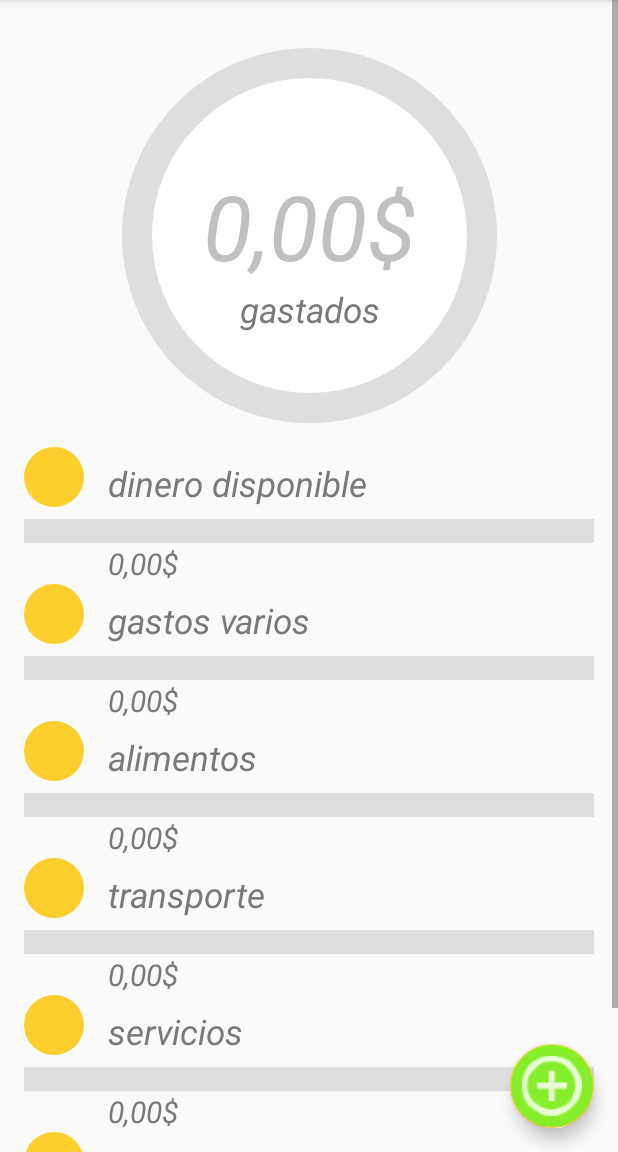
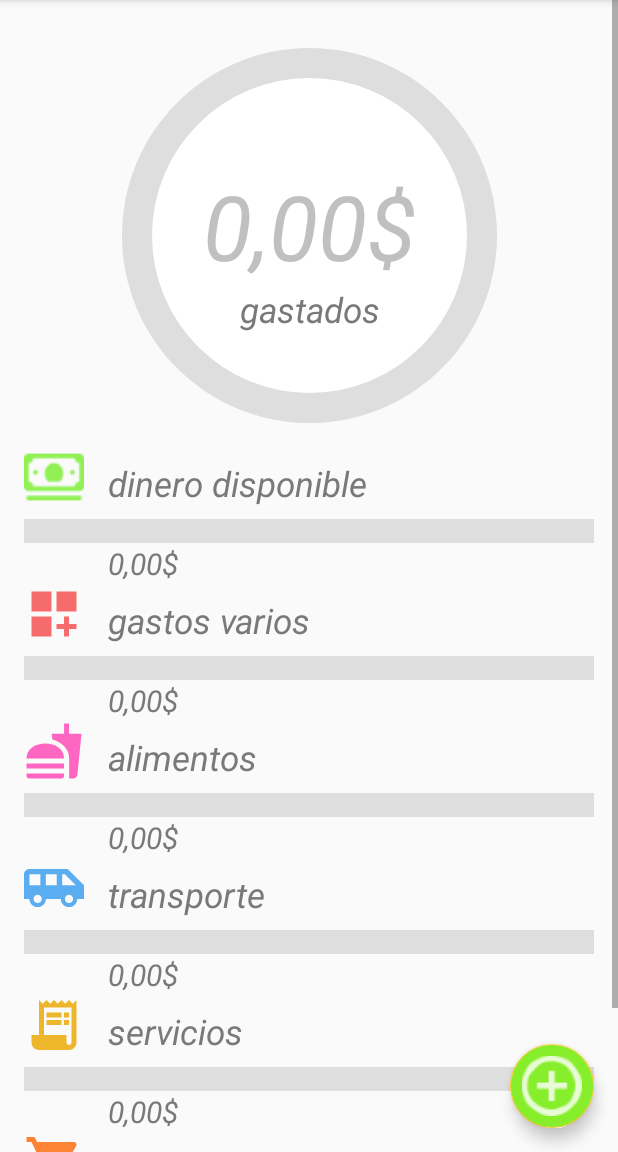
Before and after one commit to TylerCorrad/CoinByCoin2, an Android app built with Jetpack Compose: the fragment DashboardFragment shown on its own in the app's theme, on a phone screen of 412 x 824 dp, the part 84-1236 px from its top. Run offline under Robolectric (Android 15) with nearby library versions, the phone set to English and light mode, and no system bars.

```diff
--- a/app/src/main/java/com/example/coinbycoin/Perfil.kt
+++ b/app/src/main/java/com/example/coinbycoin/Perfil.kt
@@ -1,5 +1,6 @@
 package com.example.coinbycoin
 
+import android.content.Intent
 import android.os.Bundle
 import androidx.fragment.app.Fragment
 import android.view.LayoutInflater
@@ -8,6 +9,7 @@ import android.view.ViewGroup
 import android.widget.Button
 import com.example.coinbycoin.databinding.FragmentPerfilBinding
 import android.widget.Toast
+import androidx.appcompat.app.AlertDialog
 import com.google.android.material.textfield.TextInputEditText
 
 class Perfil : Fragment() {
@@ -53,6 +55,8 @@ class Perfil : Fragment() {
         telInputField.setText(usuario.NumeroTel)
 
         val btnGuardar = view.findViewById<Button>(R.id.btnGuardar)
+        val btnCambiarCon = view.findViewById<Button>(R.id.btnCambiarCon)
+        val btnBorrarPerf = view.findViewById<Button>(R.id.btnBorrarPerf)
 
         btnGuardar.setOnClickListener {
             // Verifica si alguno de los campos está vacío
@@ -79,6 +83,28 @@ class Perfil : Fragment() {
                 Toast.makeText(requireContext(), "Datos guardados exitosamente", Toast.LENGTH_SHORT).show()
             }
         }
+
+        btnBorrarPerf.setOnClickListener{
+            val builder = AlertDialog.Builder(requireContext())
+            builder.setTitle("Confirmación")
+            builder.setMessage("¿Estás seguro de que deseas borrar tu perfil?")
+            builder.setPositiveButton("Aceptar") { dialog, _ ->
+                // Código para borrar el perfil y volver a la actividad Login
+                val intent = Intent(requireContext(), Login::class.java)
+                startActivity(intent)
+                requireActivity().finish()
+                dialog.dismiss() // Cierra el diálogo después de aceptar
+            }
+            builder.setNegativeButton("Cancelar") { dialog, _ ->
+                dialog.dismiss() // Cierra el diálogo si se hace clic en Cancelar
+            }
+            val dialog = builder.create()
+            dialog.show()
+        }
+
+        btnCambiarCon.setOnClickListener {
+
+        }
     }
 
     override fun onDestroyView() {
--- a/app/src/main/res/drawable-anydpi/transporte.xml
+++ b/app/src/main/res/drawable-anydpi/transporte.xml
@@ -0,0 +1,16 @@
+<vector xmlns:android="http://schemas.android.com/apk/res/android"
+    android:width="24dp"
+    android:height="24dp"
+    android:viewportWidth="24"
+    android:viewportHeight="24"
+    android:tint="#339AF0"
+    android:alpha="0.8">
+  <group android:scaleX="1.0909091"
+      android:scaleY="1.0909091"
+      android:translateX="-1.0909091"
+      android:translateY="-1.0909091">
+    <path
+        android:fillColor="@android:color/white"
+        android:pathData="M17,5L3,5c-1.1,0 -2,0.89 -2,2v9h2c0,1.65 1.34,3 3,3s3,-1.35 3,-3h5.5c0,1.65 1.34,3 3,3s3,-1.35 3,-3L23,16v-5l-6,-6zM3,11L3,7h4v4L3,11zM6,17.5c-0.83,0 -1.5,-0.67 -1.5,-1.5s0.67,-1.5 1.5,-1.5 1.5,0.67 1.5,1.5 -0.67,1.5 -1.5,1.5zM13,11L9,11L9,7h4v4zM17.5,17.5c-0.83,0 -1.5,-0.67 -1.5,-1.5s0.67,-1.5 1.5,-1.5 1.5,0.67 1.5,1.5 -0.67,1.5 -1.5,1.5zM15,11L15,7h1l4,4h-5z"/>
+  </group>
+</vector>
--- a/app/src/main/res/drawable/alimentos.xml
+++ b/app/src/main/res/drawable/alimentos.xml
@@ -0,0 +1,5 @@
+<vector android:height="24dp" android:tint="#FF66C1"
+    android:viewportHeight="24" android:viewportWidth="24"
+    android:width="24dp" xmlns:android="http://schemas.android.com/apk/res/android">
+    <path android:fillColor="@android:color/white" android:pathData="M18.06,22.99h1.66c0.84,0 1.53,-0.64 1.63,-1.46L23,5.05h-5L18,1h-1.97v4.05h-4.97l0.3,2.34c1.71,0.47 3.31,1.32 4.27,2.26 1.44,1.42 2.43,2.89 2.43,5.29v8.05zM1,21.99L1,21h15.03v0.99c0,0.55 -0.45,1 -1.01,1L2.01,22.99c-0.56,0 -1.01,-0.45 -1.01,-1zM16.03,14.99c0,-8 -15.03,-8 -15.03,0h15.03zM1.02,17h15v2h-15z"/>
+</vector>
--- a/app/src/main/res/drawable/cuenta.xml
+++ b/app/src/main/res/drawable/cuenta.xml
@@ -0,0 +1,5 @@
+<vector android:height="24dp" android:tint="#FFFFFF"
+    android:viewportHeight="24" android:viewportWidth="24"
+    android:width="24dp" xmlns:android="http://schemas.android.com/apk/res/android">
+    <path android:fillColor="@android:color/white" android:pathData="M12,2C6.48,2 2,6.48 2,12s4.48,10 10,10s10,-4.48 10,-10S17.52,2 12,2zM12,6c1.93,0 3.5,1.57 3.5,3.5S13.93,13 12,13s-3.5,-1.57 -3.5,-3.5S10.07,6 12,6zM12,20c-2.03,0 -4.43,-0.82 -6.14,-2.88C7.55,15.8 9.68,15 12,15s4.45,0.8 6.14,2.12C16.43,19.18 14.03,20 12,20z"/>
+</vector>
--- a/app/src/main/res/drawable/mercado.xml
+++ b/app/src/main/res/drawable/mercado.xml
@@ -0,0 +1,5 @@
+<vector android:height="24dp" android:tint="#FD8435"
+    android:viewportHeight="24" android:viewportWidth="24"
+    android:width="24dp" xmlns:android="http://schemas.android.com/apk/res/android">
+    <path android:fillColor="@android:color/white" android:pathData="M7,18c-1.1,0 -1.99,0.9 -1.99,2S5.9,22 7,22s2,-0.9 2,-2 -0.9,-2 -2,-2zM1,2v2h2l3.6,7.59 -1.35,2.45c-0.16,0.28 -0.25,0.61 -0.25,0.96 0,1.1 0.9,2 2,2h12v-2L7.42,15c-0.14,0 -0.25,-0.11 -0.25,-0.25l0.03,-0.12 0.9,-1.63h7.45c0.75,0 1.41,-0.41 1.75,-1.03l3.58,-6.49c0.08,-0.14 0.12,-0.31 0.12,-0.48 0,-0.55 -0.45,-1 -1,-1L5.21,4l-0.94,-2L1,2zM17,18c-1.1,0 -1.99,0.9 -1.99,2s0.89,2 1.99,2 2,-0.9 2,-2 -0.9,-2 -2,-2z"/>
+</vector>
--- a/app/src/main/res/drawable/miscelaneo.xml
+++ b/app/src/main/res/drawable/miscelaneo.xml
@@ -0,0 +1,5 @@
+<vector android:height="24dp" android:tint="#F66B6B"
+    android:viewportHeight="24" android:viewportWidth="24"
+    android:width="24dp" xmlns:android="http://schemas.android.com/apk/res/android">
+    <path android:fillColor="@android:color/white" android:pathData="M3,3h8v8L3,11zM13,3h8v8h-8zM3,13h8v8L3,21zM18,13h-2v3h-3v2h3v3h2v-3h3v-2h-3z"/>
+</vector>
--- a/app/src/main/res/drawable/servicios.xml
+++ b/app/src/main/res/drawable/servicios.xml
@@ -0,0 +1,9 @@
+<vector android:autoMirrored="true" android:height="24dp"
+    android:tint="#EEB62B" android:viewportHeight="24"
+    android:viewportWidth="24" android:width="24dp" xmlns:android="http://schemas.android.com/apk/res/android">
+    <path android:fillColor="@android:color/white" android:pathData="M19.5,3.5L18,2l-1.5,1.5L15,2l-1.5,1.5L12,2l-1.5,1.5L9,2L7.5,3.5L6,2v14H3v3c0,1.66 1.34,3 3,3h12c1.66,0 3,-1.34 3,-3V2L19.5,3.5zM19,19c0,0.55 -0.45,1 -1,1s-1,-0.45 -1,-1v-3H8V5h11V19z"/>
+    <path android:fillColor="@android:color/white" android:pathData="M9,7h6v2h-6z"/>
+    <path android:fillColor="@android:color/white" android:pathData="M16,7h2v2h-2z"/>
+    <path android:fillColor="@android:color/white" android:pathData="M9,10h6v2h-6z"/>
+    <path android:fillColor="@android:color/white" android:pathData="M16,10h2v2h-2z"/>
+</vector>
--- a/app/src/main/res/layout/fragment_dashboard.xml
+++ b/app/src/main/res/layout/fragment_dashboard.xml
@@ -76,7 +76,7 @@
                 android:layout_height="40dp"
                 app:layout_constraintStart_toStartOf="parent"
                 app:layout_constraintTop_toTopOf="parent"
-                android:background="@drawable/circulo"
+                android:background="@drawable/miscelaneo"
                 />
 
             <TextView
@@ -126,7 +126,7 @@
                 android:layout_height="40dp"
                 app:layout_constraintStart_toStartOf="parent"
                 app:layout_constraintTop_toTopOf="parent"
-                android:background="@drawable/circulo"
+                android:background="@drawable/alimentos"
                 />
 
             <TextView
@@ -177,7 +177,7 @@
                 android:layout_height="40dp"
                 app:layout_constraintStart_toStartOf="parent"
                 app:layout_constraintTop_toTopOf="parent"
-                android:background="@drawable/circulo"
+                android:background="@drawable/transporte"
                 />
 
             <TextView
@@ -227,7 +227,7 @@
                 android:layout_height="40dp"
                 app:layout_constraintStart_toStartOf="parent"
                 app:layout_constraintTop_toTopOf="parent"
-                android:background="@drawable/circulo"
+                android:background="@drawable/servicios"
                 />
 
             <TextView
@@ -277,7 +277,7 @@
                 android:layout_height="40dp"
                 app:layout_constraintStart_toStartOf="parent"
                 app:layout_constraintTop_toTopOf="parent"
-                android:background="@drawable/circulo"
+                android:background="@drawable/mercado"
                 />
 
             <TextView
@@ -329,7 +329,7 @@
                 android:layout_height="40dp"
                 app:layout_constraintStart_toStartOf="parent"
                 app:layout_constraintTop_toTopOf="parent"
-                android:background="@drawable/circulo"
+                android:background="@drawable/disponible"
                 />
 
             <TextView
```
Also changed, not shown: app/src/main/res/drawable-hdpi/disponible.png, app/src/main/res/drawable-hdpi/transporte.png, app/src/main/res/drawable-mdpi/disponible.png, app/src/main/res/drawable-mdpi/transporte.png, app/src/main/res/drawable-xhdpi/disponible.png, app/src/main/res/drawable-xhdpi/transporte.png, app/src/main/res/drawable-xxhdpi/disponible.png, app/src/main/res/drawable-xxhdpi/transporte.png, app/src/main/res/drawable-xxxhdpi/disponible.png.
